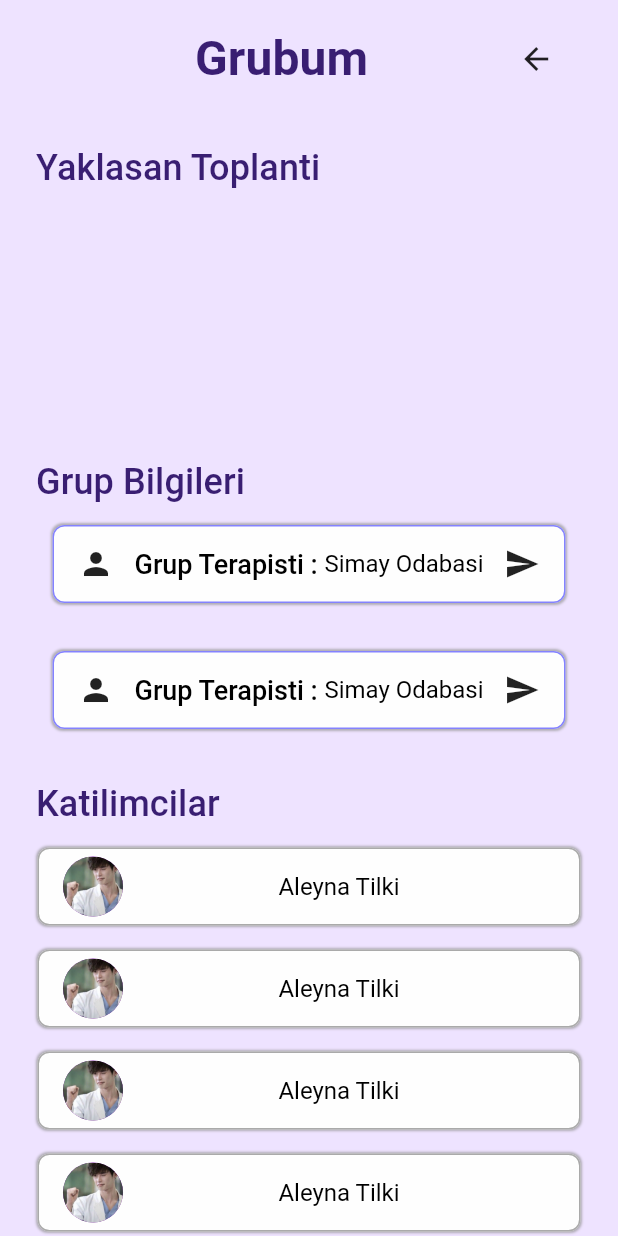
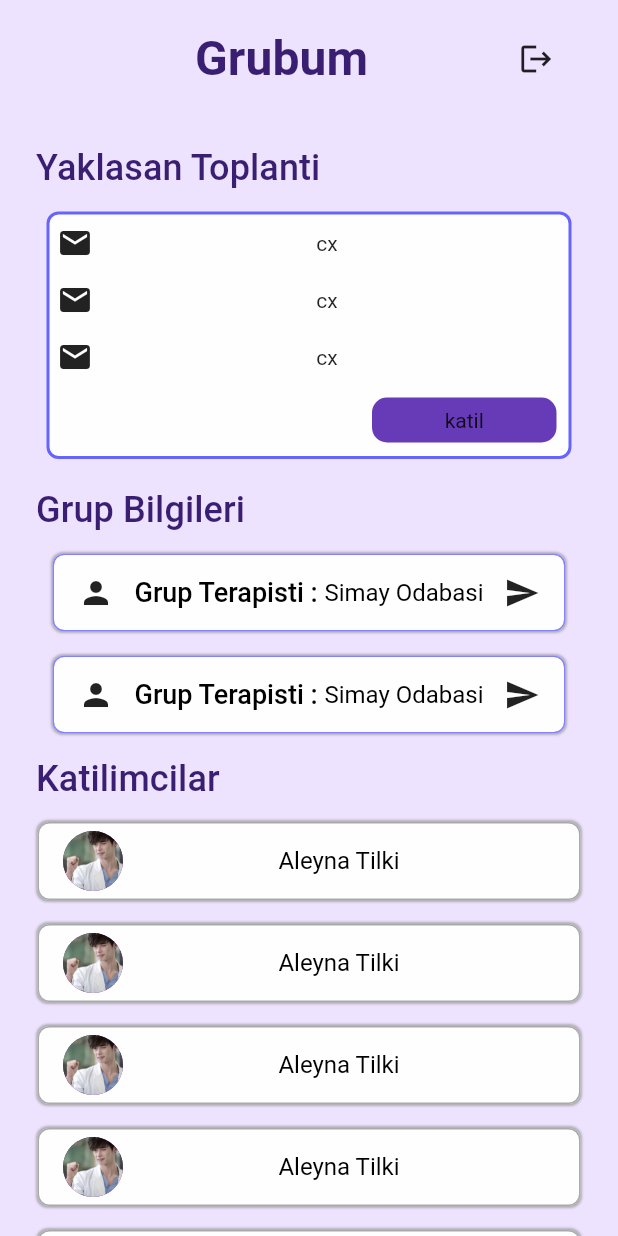
Before and after one commit to ilknurtulgar/TerapiEvim, a Flutter app: the MyGroup screen opened directly, on a phone screen of 412 x 824 dp. Run offline on Flutter 3.47's test engine with Material 2 defaults, Android fonts, the phone set to English and light mode, and no system bars; our stand-ins replace animated_bottom_navigation_bar, get.

Commit message:
Group/LockScreenutil/

```diff
--- a/lib/models/row_view.dart
+++ b/lib/models/row_view.dart
@@ -2,9 +2,9 @@ import 'package:flutter/material.dart';
 
 import 'row_model.dart';
 
-Widget rowView(RowModel rowModel) {
+Widget rowView(RowModel rowModel, EdgeInsets padding) {
   return Padding(
-    padding: const EdgeInsets.symmetric(horizontal: 16, vertical: 4),
+    padding: padding,
     child: Row(
       mainAxisAlignment: MainAxisAlignment.spaceBetween,
       crossAxisAlignment: CrossAxisAlignment.center,
--- a/lib/screen/group/component/group.dart
+++ b/lib/screen/group/component/group.dart
@@ -3,6 +3,7 @@ import 'package:flutter/material.dart';
 import '../../../../core/base/util/base_utility.dart';
 import '../../../../models/row_view.dart';
 import '../../../../models/row_model.dart';
+import '../util/lockScreenutility.dart';
 
 class GroupClass extends StatelessWidget {
   GroupClass({
@@ -52,8 +53,8 @@ class GroupClass extends StatelessWidget {
                 ),
               ),
             ),
-            rowView(row1),
-            rowView(row2),
+            rowView(row1, paddings.rowViewPadding),
+            rowView(row2, paddings.rowViewPadding),
           ],
         ),
       ),
--- a/lib/screen/group/component/group_box.dart
+++ b/lib/screen/group/component/group_box.dart
@@ -11,19 +11,20 @@ class ActivityBox extends StatelessWidget {
   @override
   Widget build(BuildContext context) {
     return Padding(
-      padding: const EdgeInsets.all(10.0),
+      padding: const EdgeInsets.all(0),
       child: Container(
-        width: 250,
-        height: 150,
+        width: 350,
+        height: 165,
         decoration: BoxDecoration(
+          color: AppColors.white,
           border: Border.all(color: AppColors.cornFlowerBlue, width: 2),
           borderRadius: BorderRadius.circular(8),
         ),
         child: Column(
           children: [
-            rowView(leadingModel),
-            rowView(leadingModel),
-            rowView(leadingModel),
+            rowView(leadingModel, EdgeInsets.symmetric(horizontal: 5)),
+            rowView(leadingModel, EdgeInsets.symmetric(horizontal: 5)),
+            rowView(leadingModel, EdgeInsets.symmetric(horizontal: 5)),
             Row(
               mainAxisAlignment: MainAxisAlignment.end,
               children: [
@@ -44,7 +45,7 @@ class ActivityBox extends StatelessWidget {
 
 Custombutton customButton = Custombutton(
     onTap: () {},
-    buttonWidth: 100,
-    buttonHeight: 25,
+    buttonWidth: 123,
+    buttonHeight: 30,
     buttonColor: Colors.deepPurple,
     buttonText: "katil");
--- a/lib/screen/group/component/person.dart
+++ b/lib/screen/group/component/person.dart
@@ -1,5 +1,6 @@
 import 'package:flutter/material.dart';
 import 'package:terapievim/models/row_model.dart';
+import 'package:terapievim/screen/group/util/lockScreenutility.dart';
 
 import '../../../../core/base/util/base_utility.dart';
 import '../../../../models/row_view.dart';
@@ -47,7 +48,7 @@ class PersonMin extends StatelessWidget {
               border: Border.all(color: borderColor!.withOpacity(0.8)),
               borderRadius: AppBorderRadius.generalBorderRadius,
               color: AppColors.white),
-          child: rowView(row)),
+          child: rowView(row, paddings.rowViewPadding)),
     );
   }
 }
--- a/lib/screen/group/group.dart
+++ b/lib/screen/group/group.dart
@@ -12,6 +12,10 @@ class GroupScreen extends StatelessWidget {
 
   @override
   Widget build(BuildContext context) {
-    return _controller.isTestSolved.isTrue ? MyGroup() : LockScreen();
+    return _controller.isTestNotSolved.isTrue
+        ? LockScreen()
+        : _controller.isTestResultReady.isTrue
+            ? MyGroup()
+            : LockScreen();
   }
 }
--- a/lib/screen/group/ui/my_group.dart
+++ b/lib/screen/group/ui/my_group.dart
@@ -1,5 +1,6 @@
 import 'package:flutter/material.dart';
 import 'package:terapievim/screen/group/component/custom_heading.dart';
+import 'package:terapievim/screen/group/component/group_box.dart';
 import 'package:terapievim/screen/group/component/person.dart';
 
 import 'package:terapievim/components/image/custom_circle_avatar.dart';
@@ -55,7 +56,7 @@ class MyGroup extends StatelessWidget {
                     width: 100,
                   ),
                   Container(
-                    child: Icon(Icons.arrow_back),
+                    child: IconUtility.logoutIcon,
                   )
                 ],
               ),
@@ -63,9 +64,9 @@ class MyGroup extends StatelessWidget {
                 height: 40,
               ),
               CustomHeading(text: yaklasanToplanti),
+              ActivityBox(customButton: customButton),
               SizedBox(
-                height: 166,
-                width: 342,
+                height: 20,
               ),
               CustomHeading(text: grupBilgiler),
               PersonMin(
@@ -73,16 +74,10 @@ class MyGroup extends StatelessWidget {
                 row: row,
                 borderColor: AppColors.cornFlowerBlue,
               ),
-              SizedBox(
-                height: 16,
-              ),
               PersonMin(
                   onTap: () {},
                   row: row,
                   borderColor: AppColors.cornFlowerBlue),
-              SizedBox(
-                height: 20,
-              ),
               CustomHeading(text: katilimcilar),
               Container(
                 child: ListView.builder(
--- a/lib/screen/group/ui/scl90/lock_screen.dart
+++ b/lib/screen/group/ui/scl90/lock_screen.dart
@@ -3,6 +3,8 @@ import 'package:flutter/material.dart';
 import 'package:get/get.dart';
 import 'package:terapievim/core/base/util/base_utility.dart';
 import 'package:terapievim/service/mainController.dart';
+
+import '../../util/lockScreenutility.dart';
 
 class LockScreen extends StatelessWidget {
   LockScreen({super.key});
--- /dev/null
+++ b/lib/screen/group/util/lockScreenutility.dart
@@ -0,0 +1,23 @@
+import 'package:flutter/material.dart';
+
+class LockScreenUtil {
+  static const double lockScreenHeight = 40;
+  static const double lockScreenHeight2 = 50;
+  static const double lockScreenContainerWidth = 250;
+  static const double lockScreenContainerHeight = 100;
+  static const double lockScreenBigContainerWidth = 340;
+  static const double lockScreenBigContainerHeight = 200;
+  static const double lockIconSize = 100;
+  static const EdgeInsets lockScreenContainerPadding = EdgeInsets.all(20);
+
+  static const String text =
+      "Henüz Grubunuz Belli Olmadığı İçin Burası Kilitli";
+  static const String text2 =
+      "Henüz Grubunuz Belli Olmadığı İçin Burası Kilitli";
+  static const String buttonText = "Testi Cozmek Icin Tiklayiniz";
+}
+
+class paddings {
+  static const EdgeInsets rowViewPadding =
+      EdgeInsets.symmetric(vertical: 4, horizontal: 16);
+}
--- a/lib/service/mainController.dart
+++ b/lib/service/mainController.dart
@@ -3,7 +3,7 @@ import 'package:get/get.dart';
 class MainController extends GetxController {
   var currentScreenIndex = 0.obs;
   var isViewPlaceChanged = false.obs;
-  var isTestSolved = true.obs;
+  var isTestNotSolved = false.obs;
   var isTestResultReady = true.obs;
 
   ChangeScreen(int index) {
```
Also changed, not shown: lib/core/base/util/base_utility.dart (+0 -17 lines), lib/main.dart (+6 -30 lines).
